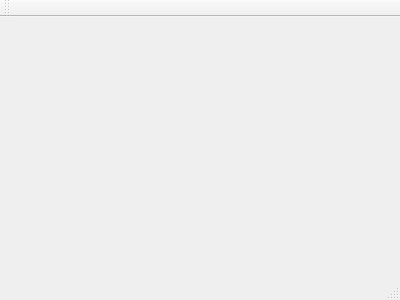
Above: mainwindow.ui from jurask/jsoneditor before the change. Below: the same form after it.
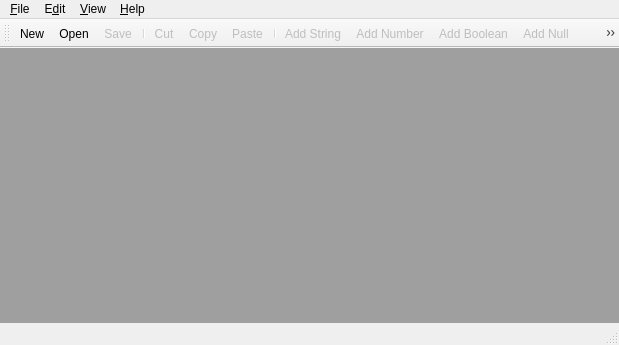
That is the form after the change. Icons and pictures are not drawn.

Diff of the .ui file:
```diff
--- a/mainwindow.ui
+++ b/mainwindow.ui
@@ -1,24 +1,390 @@
 <ui version="4.0">
  <class>MainWindow</class>
- <widget class="QMainWindow" name="MainWindow" >
-  <property name="geometry" >
+ <widget class="QMainWindow" name="MainWindow">
+  <property name="geometry">
    <rect>
     <x>0</x>
     <y>0</y>
-    <width>400</width>
-    <height>300</height>
+    <width>619</width>
+    <height>345</height>
    </rect>
   </property>
   <property name="windowTitle" >
    <string>MainWindow</string>
   </property>
-  <widget class="QMenuBar" name="menuBar" />
-  <widget class="QToolBar" name="mainToolBar" />
-  <widget class="QWidget" name="centralWidget" />
-  <widget class="QStatusBar" name="statusBar" />
+  <widget class="QWidget" name="centralWidget">
+   <layout class="QHBoxLayout" name="horizontalLayout">
+    <property name="leftMargin">
+     <number>0</number>
+    </property>
+    <property name="topMargin">
+     <number>0</number>
+    </property>
+    <property name="rightMargin">
+     <number>0</number>
+    </property>
+    <property name="bottomMargin">
+     <number>0</number>
+    </property>
+    <item>
+     <widget class="QMdiArea" name="mdiArea">
+      <property name="viewMode">
+       <enum>QMdiArea::TabbedView</enum>
+      </property>
+      <property name="documentMode">
+       <bool>true</bool>
+      </property>
+      <property name="tabsClosable">
+       <bool>true</bool>
+      </property>
+     </widget>
+    </item>
+   </layout>
+  </widget>
+  <widget class="QMenuBar" name="menuBar">
+   <property name="geometry">
+    <rect>
+     <x>0</x>
+     <y>0</y>
+     <width>619</width>
+     <height>30</height>
+    </rect>
+   </property>
+   <widget class="QMenu" name="menuFile">
+    <property name="title">
+     <string>&amp;File</string>
+    </property>
+    <addaction name="actionNew"/>
+    <addaction name="actionOpen"/>
+    <addaction name="actionSave"/>
+    <addaction name="actionSave_as"/>
+    <addaction name="actionClose"/>
+    <addaction name="separator"/>
+    <addaction name="actionExit"/>
+   </widget>
+   <widget class="QMenu" name="menuEdit">
+    <property name="title">
+     <string>E&amp;dit</string>
+    </property>
+    <addaction name="actionCut"/>
+    <addaction name="actionCopy"/>
+    <addaction name="actionPaste"/>
+    <addaction name="actionRemove_Item"/>
+    <addaction name="separator"/>
+    <addaction name="actionAdd_String"/>
+    <addaction name="actionAdd_Number"/>
+    <addaction name="actionAdd_Boolean"/>
+    <addaction name="actionAdd_Null"/>
+    <addaction name="actionAdd_Array"/>
+    <addaction name="actionAdd_Object"/>
+   </widget>
+   <widget class="QMenu" name="menuView">
+    <property name="title">
+     <string>&amp;View</string>
+    </property>
+    <addaction name="actionSingle_column"/>
+    <addaction name="actionDouble_column"/>
+    <addaction name="actionText"/>
+   </widget>
+   <widget class="QMenu" name="menuHelp">
+    <property name="title">
+     <string>&amp;Help</string>
+    </property>
+   </widget>
+   <addaction name="menuFile"/>
+   <addaction name="menuEdit"/>
+   <addaction name="menuView"/>
+   <addaction name="menuHelp"/>
+  </widget>
+  <widget class="QToolBar" name="mainToolBar">
+   <attribute name="toolBarArea">
+    <enum>TopToolBarArea</enum>
+   </attribute>
+   <attribute name="toolBarBreak">
+    <bool>false</bool>
+   </attribute>
+   <addaction name="actionNew"/>
+   <addaction name="actionOpen"/>
+   <addaction name="actionSave"/>
+   <addaction name="separator"/>
+   <addaction name="actionCut"/>
+   <addaction name="actionCopy"/>
+   <addaction name="actionPaste"/>
+   <addaction name="separator"/>
+   <addaction name="actionAdd_String"/>
+   <addaction name="actionAdd_Number"/>
+   <addaction name="actionAdd_Boolean"/>
+   <addaction name="actionAdd_Null"/>
+   <addaction name="actionAdd_Array"/>
+   <addaction name="actionAdd_Object"/>
+   <addaction name="separator"/>
+   <addaction name="actionSingle_column"/>
+   <addaction name="actionDouble_column"/>
+   <addaction name="actionText"/>
+  </widget>
+  <widget class="QStatusBar" name="statusBar"/>
+  <action name="actionNew">
+   <property name="icon">
+    <iconset theme="document-new">
+     <normaloff>.</normaloff>.</iconset>
+   </property>
+   <property name="text">
+    <string>&amp;New</string>
+   </property>
+   <property name="toolTip">
+    <string>New json document</string>
+   </property>
+   <property name="shortcut">
+    <string>Ctrl+N</string>
+   </property>
+  </action>
+  <action name="actionOpen">
+   <property name="icon">
+    <iconset theme="document-open">
+     <normaloff>.</normaloff>.</iconset>
+   </property>
+   <property name="text">
+    <string>&amp;Open...</string>
+   </property>
+   <property name="toolTip">
+    <string>Open file</string>
+   </property>
+   <property name="shortcut">
+    <string>Ctrl+O</string>
+   </property>
+  </action>
+  <action name="actionSave">
+   <property name="enabled">
+    <bool>false</bool>
+   </property>
+   <property name="icon">
+    <iconset theme="document-save">
+     <normaloff>.</normaloff>.</iconset>
+   </property>
+   <property name="text">
+    <string>&amp;Save</string>
+   </property>
+   <property name="shortcut">
+    <string>Ctrl+S</string>
+   </property>
+  </action>
+  <action name="actionSave_as">
+   <property name="enabled">
+    <bool>false</bool>
+   </property>
+   <property name="icon">
+    <iconset theme="document-save-as">
+     <normaloff>.</normaloff>.</iconset>
+   </property>
+   <property name="text">
+    <string>Save &amp;as...</string>
+   </property>
+   <property name="shortcut">
+    <string>Ctrl+Shift+S</string>
+   </property>
+  </action>
+  <action name="actionClose">
+   <property name="enabled">
+    <bool>false</bool>
+   </property>
+   <property name="icon">
+    <iconset theme="document-close">
+     <normaloff>.</normaloff>.</iconset>
+   </property>
+   <property name="text">
+    <string>&amp;Close</string>
+   </property>
+  </action>
+  <action name="actionExit">
+   <property name="icon">
+    <iconset theme="application-exit">
+     <normaloff>.</normaloff>.</iconset>
+   </property>
+   <property name="text">
+    <string>&amp;Exit</string>
+   </property>
+  </action>
+  <action name="actionSingle_column">
+   <property name="checkable">
+    <bool>true</bool>
+   </property>
+   <property name="checked">
+    <bool>true</bool>
+   </property>
+   <property name="icon">
+    <iconset theme="window">
+     <normaloff>.</normaloff>.</iconset>
+   </property>
+   <property name="text">
+    <string>&amp;Single column</string>
+   </property>
+  </action>
+  <action name="actionDouble_column">
+   <property name="checkable">
+    <bool>true</bool>
+   </property>
+   <property name="icon">
+    <iconset theme="view-split-left-right">
+     <normaloff>.</normaloff>.</iconset>
+   </property>
+   <property name="text">
+    <string>&amp;Double column</string>
+   </property>
+  </action>
+  <action name="actionText">
+   <property name="checkable">
+    <bool>true</bool>
+   </property>
+   <property name="icon">
+    <iconset theme="view-list-text">
+     <normaloff>.</normaloff>.</iconset>
+   </property>
+   <property name="text">
+    <string>&amp;Text</string>
+   </property>
+  </action>
+  <action name="actionCut">
+   <property name="enabled">
+    <bool>false</bool>
+   </property>
+   <property name="icon">
+    <iconset theme="edit-cut">
+     <normaloff>.</normaloff>.</iconset>
+   </property>
+   <property name="text">
+    <string>&amp;Cut</string>
+   </property>
+   <property name="shortcut">
+    <string>Ctrl+X</string>
+   </property>
+  </action>
+  <action name="actionCopy">
+   <property name="enabled">
+    <bool>false</bool>
+   </property>
+   <property name="icon">
+    <iconset theme="edit-copy">
+     <normaloff>.</normaloff>.</iconset>
+   </property>
+   <property name="text">
+    <string>Cop&amp;y</string>
+   </property>
+   <property name="shortcut">
+    <string>Ctrl+C</string>
+   </property>
+  </action>
+  <action name="actionPaste">
+   <property name="enabled">
+    <bool>false</bool>
+   </property>
+   <property name="icon">
+    <iconset theme="edit-paste">
+     <normaloff>.</normaloff>.</iconset>
+   </property>
+   <property name="text">
+    <string>&amp;Paste</string>
+   </property>
+   <property name="shortcut">
+    <string>Ctrl+V</string>
+   </property>
+  </action>
+  <action name="actionRemove_Item">
+   <property name="enabled">
+    <bool>false</bool>
+   </property>
+   <property name="icon">
+    <iconset theme="list-remove">
+     <normaloff>.</normaloff>.</iconset>
+   </property>
+   <property name="text">
+    <string>&amp;Remove Item</string>
+   </property>
+   <property name="toolTip">
+    <string>Remove Item</string>
+   </property>
+   <property name="shortcut">
+    <string>Del</string>
+   </property>
+  </action>
+  <action name="actionAdd_String">
+   <property name="enabled">
+    <bool>false</bool>
+   </property>
+   <property name="icon">
+    <iconset resource="icons.qrc">
+     <normaloff>:/icons/string.svg</normaloff>:/icons/string.svg</iconset>
+   </property>
+   <property name="text">
+    <string>&amp;Add String</string>
+   </property>
+  </action>
+  <action name="actionAdd_Number">
+   <property name="enabled">
+    <bool>false</bool>
+   </property>
+   <property name="icon">
+    <iconset resource="icons.qrc">
+     <normaloff>:/icons/double.svg</normaloff>:/icons/double.svg</iconset>
+   </property>
+   <property name="text">
+    <string>Add &amp;Number</string>
+   </property>
+  </action>
+  <action name="actionAdd_Boolean">
+   <property name="enabled">
+    <bool>false</bool>
+   </property>
+   <property name="icon">
+    <iconset resource="icons.qrc">
+     <normaloff>:/icons/bool.svg</normaloff>:/icons/bool.svg</iconset>
+   </property>
+   <property name="text">
+    <string>Add &amp;Boolean</string>
+   </property>
+  </action>
+  <action name="actionAdd_Null">
+   <property name="enabled">
+    <bool>false</bool>
+   </property>
+   <property name="icon">
+    <iconset resource="icons.qrc">
+     <normaloff>:/icons/null.svg</normaloff>:/icons/null.svg</iconset>
+   </property>
+   <property name="text">
+    <string>A&amp;dd Null</string>
+   </property>
+  </action>
+  <action name="actionAdd_Array">
+   <property name="enabled">
+    <bool>false</bool>
+   </property>
+   <property name="icon">
+    <iconset theme="itemize">
+     <normaloff>.</normaloff>.</iconset>
+   </property>
+   <property name="text">
+    <string>Add Array</string>
+   </property>
+   <property name="toolTip">
+    <string>Add Array</string>
+   </property>
+  </action>
+  <action name="actionAdd_Object">
+   <property name="enabled">
+    <bool>false</bool>
+   </property>
+   <property name="icon">
+    <iconset theme="folder">
+     <normaloff>.</normaloff>.</iconset>
+   </property>
+   <property name="text">
+    <string>Add &amp;Object</string>
+   </property>
+  </action>
  </widget>
- <layoutDefault spacing="6" margin="11" />
- <pixmapfunction></pixmapfunction>
- <resources/>
+ <layoutdefault spacing="6" margin="11"/>
+ <resources>
+  <include location="icons.qrc"/>
+ </resources>
  <connections/>
 </ui>
```
Left out of the diff: 5 changed lines with no effect on the pictures.
